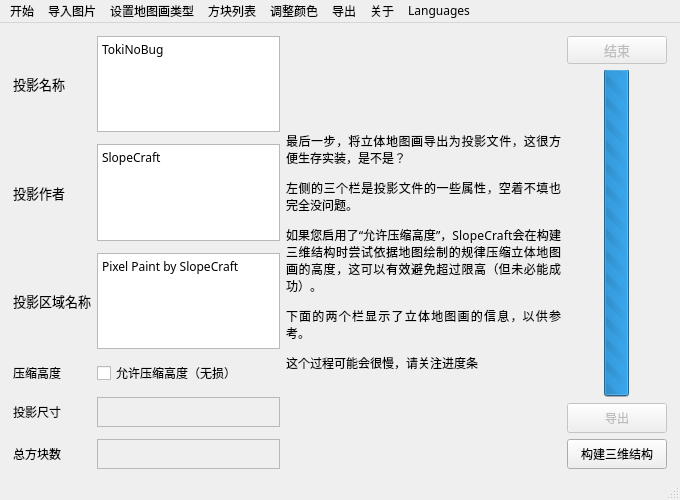
Old version of the form others/mainwindow.ui in the repository SlopeCraft/SlopeCraft.
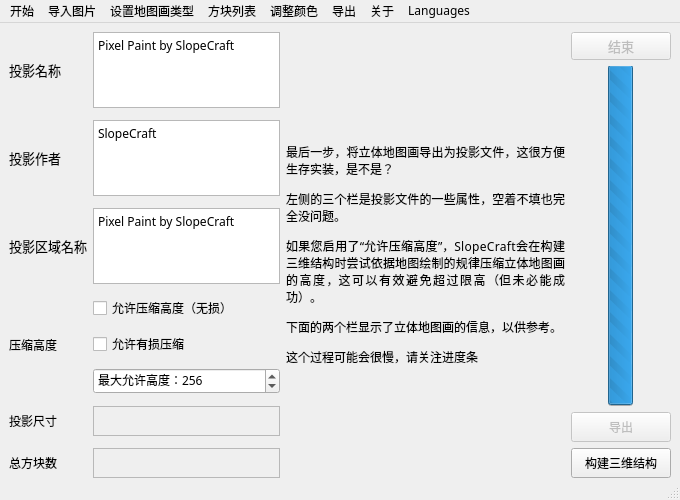
New version of the form. The open tabs and pages were chosen to show the change. Icons and pictures are not drawn.

```diff
--- a/others/mainwindow.ui
+++ b/others/mainwindow.ui
@@ -8968,14 +8968,121 @@
         </widget>
         <widget class="QWidget" name="PageExLite">
          <layout class="QHBoxLayout" name="horizontalLayout_7">
+          <property name="leftMargin">
+           <number>5</number>
+          </property>
+          <property name="topMargin">
+           <number>5</number>
+          </property>
+          <property name="rightMargin">
+           <number>5</number>
+          </property>
+          <property name="bottomMargin">
+           <number>0</number>
+          </property>
           <item>
-           <layout class="QGridLayout" name="gridLayout_2" rowstretch="0,0,0,0,0,0,0,0,0,0,0">
+           <layout class="QGridLayout" name="gridLayout_2" rowstretch="0,0,0,0,0,0,0,0,0,0,0,0,0">
             <property name="rightMargin">
              <number>0</number>
             </property>
             <property name="verticalSpacing">
              <number>12</number>
             </property>
+            <item row="5" column="1">
+             <widget class="QCheckBox" name="AllowNaturalOpti">
+              <property name="font">
+               <font>
+                <family>微软雅黑</family>
+               </font>
+              </property>
+              <property name="text">
+               <string>允许压缩高度（无损）</string>
+              </property>
+             </widget>
+            </item>
+            <item row="1" column="0">
+             <spacer name="verticalSpacer_2">
+              <property name="orientation">
+               <enum>Qt::Vertical</enum>
+              </property>
+              <property name="sizeHint" stdset="0">
+               <size>
+                <width>20</width>
+                <height>40</height>
+               </size>
+              </property>
+             </spacer>
+            </item>
+            <item row="11" column="0">
+             <widget class="QLabel" name="label_5">
+              <property name="font">
+               <font>
+                <family>微软雅黑</family>
+               </font>
+              </property>
+              <property name="text">
+               <string>总方块数</string>
+              </property>
+             </widget>
+            </item>
+            <item row="12" column="0">
+             <spacer name="verticalSpacer_73">
+              <property name="orientation">
+               <enum>Qt::Vertical</enum>
+              </property>
+              <property name="sizeHint" stdset="0">
+               <size>
+                <width>20</width>
+                <height>40</height>
+               </size>
+              </property>
+             </spacer>
+            </item>
+            <item row="4" column="1">
+             <widget class="QPlainTextEdit" name="InputRegionName">
+              <property name="sizePolicy">
+               <sizepolicy hsizetype="Preferred" vsizetype="Minimum">
+                <horstretch>0</horstretch>
+                <verstretch>0</verstretch>
+               </sizepolicy>
+              </property>
+              <property name="minimumSize">
+               <size>
+                <width>0</width>
+                <height>30</height>
+               </size>
+              </property>
+              <property name="font">
+               <font>
+                <family>微软雅黑</family>
+               </font>
+              </property>
+              <property name="plainText">
+               <string>Pixel Paint by SlopeCraft</string>
+              </property>
+             </widget>
+            </item>
+            <item row="9" column="1">
+             <widget class="QLabel" name="ShowLiteXYZ">
+              <property name="minimumSize">
+               <size>
+                <width>0</width>
+                <height>30</height>
+               </size>
+              </property>
+              <property name="font">
+               <font>
+                <family>微软雅黑</family>
+               </font>
+              </property>
+              <property name="frameShape">
+               <enum>QFrame::StyledPanel</enum>
+              </property>
+              <property name="text">
+               <string/>
+              </property>
+             </widget>
+            </item>
             <item row="4" column="0">
              <widget class="QLabel" name="label">
               <property name="font">
@@ -8989,53 +9096,8 @@
               </property>
              </widget>
             </item>
-            <item row="9" column="0">
-             <widget class="QLabel" name="label_5">
-              <property name="font">
-               <font>
-                <family>微软雅黑</family>
-               </font>
-              </property>
-              <property name="text">
-               <string>总方块数</string>
-              </property>
-             </widget>
-            </item>
-            <item row="2" column="1">
-             <widget class="QTextEdit" name="InputAuthor">
-              <property name="sizePolicy">
-               <sizepolicy hsizetype="Preferred" vsizetype="Minimum">
-                <horstretch>0</horstretch>
-                <verstretch>0</verstretch>
-               </sizepolicy>
-              </property>
-              <property name="minimumSize">
-               <size>
-                <width>0</width>
-                <height>30</height>
-               </size>
-              </property>
-              <property name="font">
-               <font>
-                <family>微软雅黑</family>
-               </font>
-              </property>
-              <property name="markdown">
-               <string>SlopeCraft
-
-</string>
-              </property>
-              <property name="html">
-               <string>&lt;!DOCTYPE HTML PUBLIC &quot;-//W3C//DTD HTML 4.0//EN&quot; &quot;http://www.w3.org/TR/REC-html40/strict.dtd&quot;&gt;
-&lt;html&gt;&lt;head&gt;&lt;meta name=&quot;qrichtext&quot; content=&quot;1&quot; /&gt;&lt;style type=&quot;text/css&quot;&gt;
-p, li { white-space: pre-wrap; }
-&lt;/style&gt;&lt;/head&gt;&lt;body style=&quot; font-family:'微软雅黑'; font-size:9pt; font-weight:400; font-style:normal;&quot;&gt;
-&lt;p style=&quot; margin-top:0px; margin-bottom:0px; margin-left:0px; margin-right:0px; -qt-block-indent:0; text-indent:0px;&quot;&gt;SlopeCraft&lt;/p&gt;&lt;/body&gt;&lt;/html&gt;</string>
-              </property>
-             </widget>
-            </item>
             <item row="10" column="0">
-             <spacer name="verticalSpacer_73">
+             <spacer name="verticalSpacer_75">
               <property name="orientation">
                <enum>Qt::Vertical</enum>
               </property>
@@ -9047,7 +9109,7 @@
               </property>
              </spacer>
             </item>
-            <item row="7" column="0">
+            <item row="9" column="0">
              <widget class="QLabel" name="label_4">
               <property name="font">
                <font>
@@ -9059,53 +9121,7 @@
               </property>
              </widget>
             </item>
-            <item row="4" column="1">
-             <widget class="QTextEdit" name="InputRegionName">
-              <property name="sizePolicy">
-               <sizepolicy hsizetype="Preferred" vsizetype="Minimum">
-                <horstretch>0</horstretch>
-                <verstretch>0</verstretch>
-               </sizepolicy>
-              </property>
-              <property name="minimumSize">
-               <size>
-                <width>0</width>
-                <height>30</height>
-               </size>
-              </property>
-              <property name="font">
-               <font>
-                <family>微软雅黑</family>
-               </font>
-              </property>
-              <property name="markdown">
-               <string>Pixel Paint by SlopeCraft
-
-</string>
-              </property>
-              <property name="html">
-               <string>&lt;!DOCTYPE HTML PUBLIC &quot;-//W3C//DTD HTML 4.0//EN&quot; &quot;http://www.w3.org/TR/REC-html40/strict.dtd&quot;&gt;
-&lt;html&gt;&lt;head&gt;&lt;meta name=&quot;qrichtext&quot; content=&quot;1&quot; /&gt;&lt;style type=&quot;text/css&quot;&gt;
-p, li { white-space: pre-wrap; }
-&lt;/style&gt;&lt;/head&gt;&lt;body style=&quot; font-family:'微软雅黑'; font-size:9pt; font-weight:400; font-style:normal;&quot;&gt;
-&lt;p style=&quot; margin-top:0px; margin-bottom:0px; margin-left:0px; margin-right:0px; -qt-block-indent:0; text-indent:0px;&quot;&gt;Pixel Paint by SlopeCraft&lt;/p&gt;&lt;/body&gt;&lt;/html&gt;</string>
-              </property>
-             </widget>
-            </item>
-            <item row="1" column="0">
-             <spacer name="verticalSpacer_2">
-              <property name="orientation">
-               <enum>Qt::Vertical</enum>
-              </property>
-              <property name="sizeHint" stdset="0">
-               <size>
-                <width>20</width>
-                <height>40</height>
-               </size>
-              </property>
-             </spacer>
-            </item>
-            <item row="9" column="1">
+            <item row="11" column="1">
              <widget class="QLabel" name="ShowLiteBlocks">
               <property name="minimumSize">
                <size>
@@ -9126,16 +9142,27 @@
               </property>
              </widget>
             </item>
-            <item row="0" column="0">
-             <widget class="QLabel" name="label_3">
+            <item row="2" column="1">
+             <widget class="QPlainTextEdit" name="InputAuthor">
+              <property name="sizePolicy">
+               <sizepolicy hsizetype="Preferred" vsizetype="Minimum">
+                <horstretch>0</horstretch>
+                <verstretch>0</verstretch>
+               </sizepolicy>
+              </property>
+              <property name="minimumSize">
+               <size>
+                <width>0</width>
+                <height>30</height>
+               </size>
+              </property>
               <property name="font">
                <font>
                 <family>微软雅黑</family>
-                <pointsize>10</pointsize>
                </font>
               </property>
-              <property name="text">
-               <string>投影名称</string>
+              <property name="plainText">
+               <string>SlopeCraft</string>
               </property>
              </widget>
             </item>
@@ -9152,29 +9179,8 @@
               </property>
              </widget>
             </item>
-            <item row="7" column="1">
-             <widget class="QLabel" name="ShowLiteXYZ">
-              <property name="minimumSize">
-               <size>
-                <width>0</width>
-                <height>30</height>
-               </size>
-              </property>
-              <property name="font">
-               <font>
-                <family>微软雅黑</family>
-               </font>
-              </property>
-              <property name="frameShape">
-               <enum>QFrame::StyledPanel</enum>
-              </property>
-              <property name="text">
-               <string/>
-              </property>
-             </widget>
-            </item>
             <item row="0" column="1">
-             <widget class="QTextEdit" name="InputLiteName">
+             <widget class="QPlainTextEdit" name="InputLiteName">
               <property name="sizePolicy">
                <sizepolicy hsizetype="Preferred" vsizetype="Minimum">
                 <horstretch>0</horstretch>
@@ -9192,21 +9198,45 @@
                 <family>微软雅黑</family>
                </font>
               </property>
-              <property name="markdown">
-               <string>TokiNoBug
-
-</string>
+              <property name="plainText">
+               <string>Pixel Paint by SlopeCraft</string>
               </property>
-              <property name="html">
-               <string>&lt;!DOCTYPE HTML PUBLIC &quot;-//W3C//DTD HTML 4.0//EN&quot; &quot;http://www.w3.org/TR/REC-html40/strict.dtd&quot;&gt;
-&lt;html&gt;&lt;head&gt;&lt;meta name=&quot;qrichtext&quot; content=&quot;1&quot; /&gt;&lt;style type=&quot;text/css&quot;&gt;
-p, li { white-space: pre-wrap; }
-&lt;/style&gt;&lt;/head&gt;&lt;body style=&quot; font-family:'微软雅黑'; font-size:9pt; font-weight:400; font-style:normal;&quot;&gt;
-&lt;p style=&quot; margin-top:0px; margin-bottom:0px; margin-left:0px; margin-right:0px; -qt-block-indent:0; text-indent:0px;&quot;&gt;TokiNoBug&lt;/p&gt;&lt;/body&gt;&lt;/html&gt;</string>
+             </widget>
+            </item>
+            <item row="6" column="1">
+             <widget class="QCheckBox" name="checkBox">
+              <property name="text">
+               <string>允许有损压缩</string>
               </property>
              </widget>
             </item>
-            <item row="6" column="0">
+            <item row="12" column="1">
+             <spacer name="verticalSpacer_74">
+              <property name="orientation">
+               <enum>Qt::Vertical</enum>
+              </property>
+              <property name="sizeHint" stdset="0">
+               <size>
+                <width>20</width>
+                <height>40</height>
+               </size>
+              </property>
+             </spacer>
+            </item>
+            <item row="0" column="0">
+             <widget class="QLabel" name="label_3">
+              <property name="font">
+               <font>
+                <family>微软雅黑</family>
+                <pointsize>10</pointsize>
+               </font>
+              </property>
+              <property name="text">
+               <string>投影名称</string>
+              </property>
+             </widget>
+            </item>
+            <item row="8" column="0">
              <spacer name="verticalSpacer_72">
               <property name="orientation">
                <enum>Qt::Vertical</enum>
@@ -9232,45 +9262,32 @@
               </property>
              </spacer>
             </item>
-            <item row="8" column="0">
-             <spacer name="verticalSpacer_75">
-              <property name="orientation">
-               <enum>Qt::Vertical</enum>
+            <item row="7" column="1">
+             <widget class="QSpinBox" name="maxHeight">
+              <property name="buttonSymbols">
+               <enum>QAbstractSpinBox::UpDownArrows</enum>
               </property>
-              <property name="sizeHint" stdset="0">
-               <size>
-                <width>20</width>
-                <height>40</height>
-               </size>
+              <property name="specialValueText">
+               <string notr="true"/>
               </property>
-             </spacer>
-            </item>
-            <item row="10" column="1">
-             <spacer name="verticalSpacer_74">
-              <property name="orientation">
-               <enum>Qt::Vertical</enum>
+              <property name="correctionMode">
+               <enum>QAbstractSpinBox::CorrectToNearestValue</enum>
               </property>
-              <property name="sizeHint" stdset="0">
-               <size>
-                <width>20</width>
-                <height>40</height>
-               </size>
+              <property name="prefix">
+               <string>最大允许高度：</string>
               </property>
-             </spacer>
-            </item>
-            <item row="5" column="1">
-             <widget class="QCheckBox" name="AllowNaturalOpti">
-              <property name="font">
-               <font>
-                <family>微软雅黑</family>
-               </font>
+              <property name="minimum">
+               <number>1</number>
               </property>
-              <property name="text">
-               <string>允许压缩高度（无损）</string>
+              <property name="maximum">
+               <number>32768</number>
+              </property>
+              <property name="value">
+               <number>256</number>
               </property>
              </widget>
             </item>
-            <item row="5" column="0">
+            <item row="5" column="0" rowspan="3">
              <widget class="QLabel" name="label_34">
               <property name="font">
                <font>
```
Left out of the diff: 64 changed lines with no effect on the pictures.
